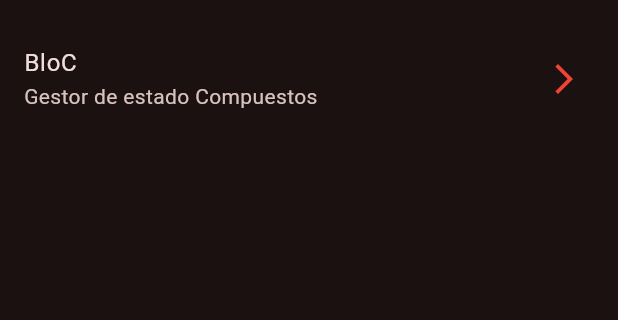
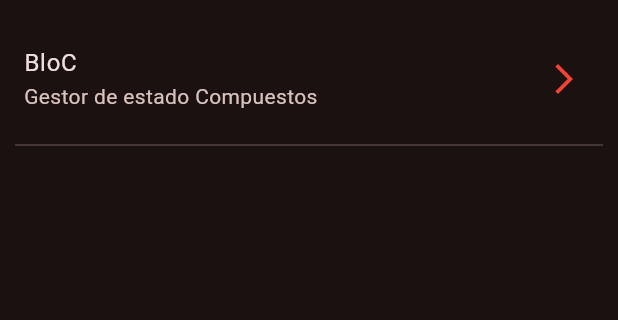
Before and after one commit to carlosdiazz/flutter_2_app_cubits, a Flutter app: the screen it shows after launch, on a phone screen of 412 x 824 dp, the part 83-403 px from its top. Run offline on Flutter 3.47's test engine with Material 2 defaults, Android fonts, the phone set to English and light mode, and no system bars; our stand-ins replace equatable, flutter_bloc, go_router.

Commit message:
Fin de la seccion 19

```diff
--- a/lib/presentation/screens/bloc_counter_screen.dart
+++ b/lib/presentation/screens/bloc_counter_screen.dart
@@ -21,7 +21,8 @@
   });
 
   void increaseCounterBy(BuildContext context, [int value = 1]) {
-    context.read<CounterBloc>().add(CounterIncreased(value));
+    //context.read<CounterBloc>().add(CounterIncreased(value));
+    context.read<CounterBloc>().increaseBy(value);
   }
 
   void resetCounter(BuildContext context) {
--- a/lib/presentation/screens/home_screen.dart
+++ b/lib/presentation/screens/home_screen.dart
@@ -20,6 +20,10 @@
             subtitle: const Text("Gestor de estado Compuestos"),
             trailing: const Icon(Icons.arrow_forward_ios_outlined),
             onTap: () => context.push("/counter-bloc"),
+          ),
+          const Padding(
+            padding: EdgeInsets.symmetric(horizontal: 10),
+            child: Divider(),
           )
         ],
       ),
```
Also changed, not shown: lib/presentation/blocs/counter_bloc/counter_bloc.dart (+8 -0 lines).
